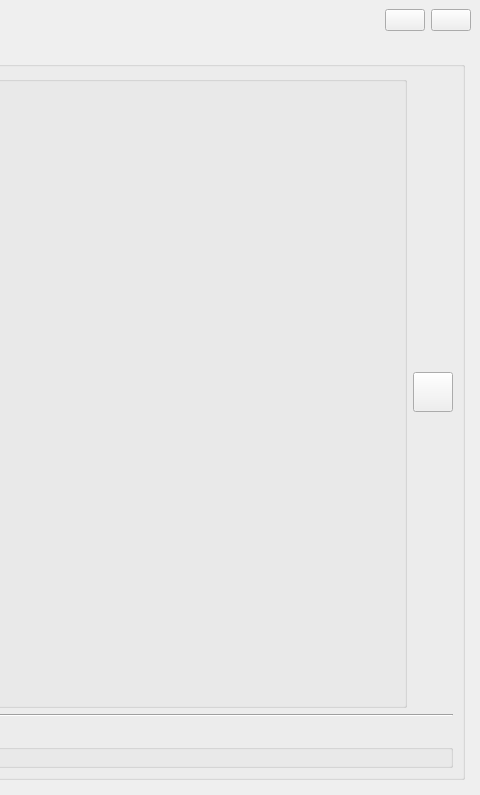
Old version of the form skeletons/MainWindow.ui in the repository opierre/Budgetter; both pictures show x 661 to 1141 and y 0 to 795 of the 1141 by 795 pixel window.
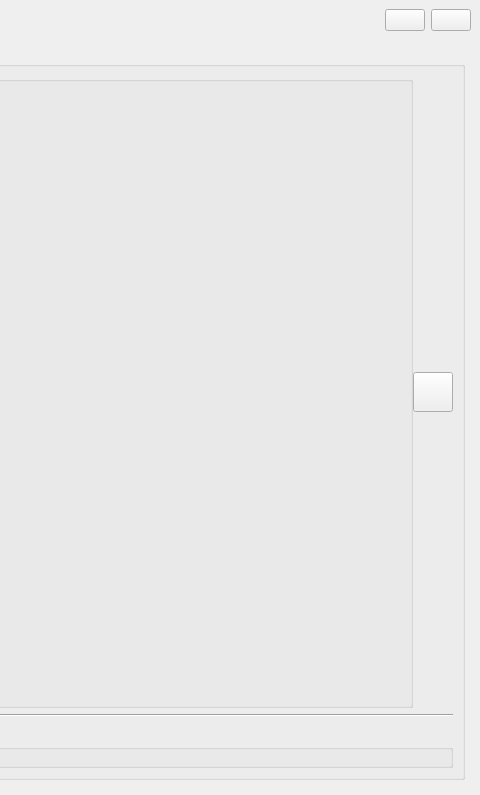
New version of the form. Icons and pictures are not drawn. Custom widgets are drawn as their Qt base class.

```diff
--- a/skeletons/MainWindow.ui
+++ b/skeletons/MainWindow.ui
@@ -575,6 +575,9 @@
             </property>
             <widget class="QWidget" name="page1">
              <layout class="QHBoxLayout" name="horizontalLayout_4">
+              <property name="spacing">
+               <number>0</number>
+              </property>
               <property name="leftMargin">
                <number>0</number>
               </property>
@@ -595,6 +598,18 @@
                   <verstretch>0</verstretch>
                  </sizepolicy>
                 </property>
+                <property name="minimumSize">
+                 <size>
+                  <width>0</width>
+                  <height>0</height>
+                 </size>
+                </property>
+                <property name="maximumSize">
+                 <size>
+                  <width>16777215</width>
+                  <height>16777215</height>
+                 </size>
+                </property>
                 <property name="title">
                  <string/>
                 </property>
```
Left out of the diff: 2 changed lines with no effect on the pictures.
